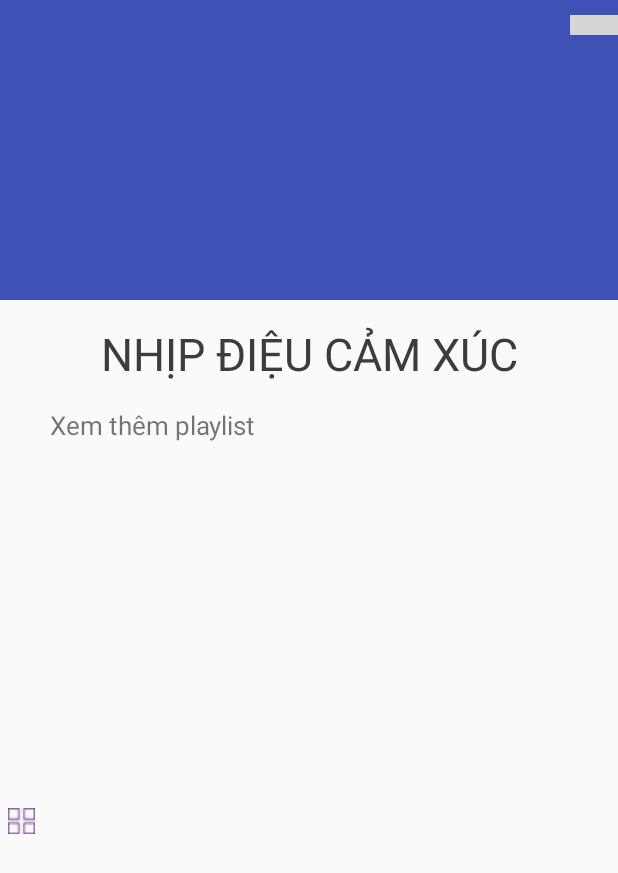
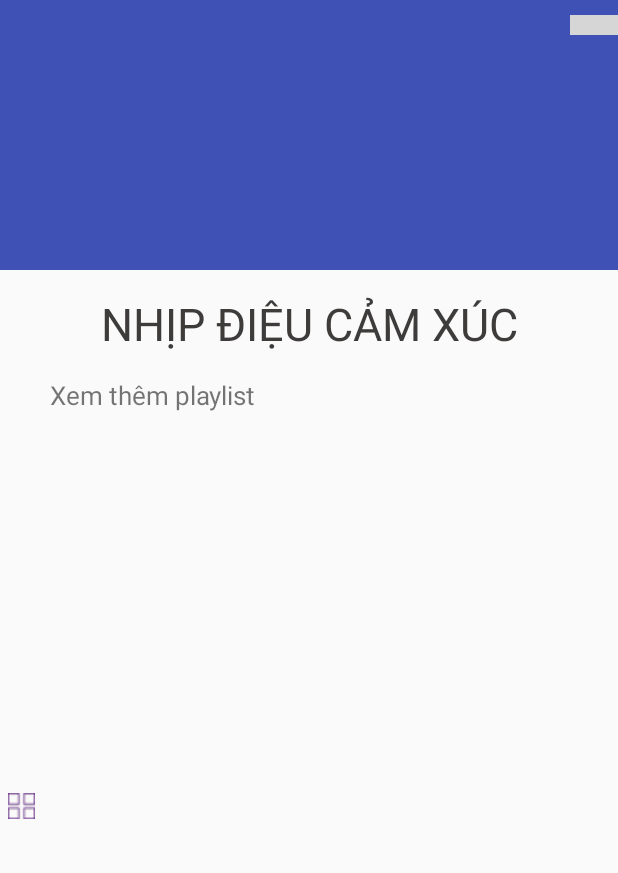
Before and after one commit to phamtanphat/Appnhacmp3, an Android app: the screen it shows after launch (MainActivity), on a phone screen of 412 x 824 dp. Shown: the top 873 px of the screen. Run offline under Robolectric (Android 15) with nearby library versions, the phone set to English and light mode, and no system bars; libraries missing offline, so code that uses them is left out: com.eftimoff.viewpagertransformers, me.relex.circleindicator; plain views replace CircleIndicator; 1 statement that could not run was skipped; grey boxes are pictures that could not be loaded.

Commit message:
"Quang cao"

```diff
--- a/app/src/main/res/layout/fragment_banner.xml
+++ b/app/src/main/res/layout/fragment_banner.xml
@@ -10,7 +10,7 @@
             android:layout_width="match_parent"
             android:id="@+id/viewpager"
             android:background="@color/colorPrimary"
-            android:layout_height="200dp">
+            android:layout_height="180dp">
         </android.support.v4.view.ViewPager>
         <me.relex.circleindicator.CircleIndicator
             android:layout_marginTop="10dp"
```
